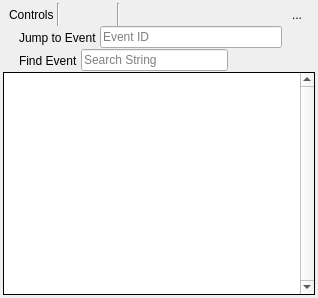
Qt form qrenderdoc/Windows/EventBrowser.ui (myfreeweb/renderdoc) before a commit.
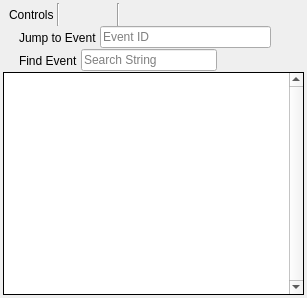
The same form after that commit. Icons and pictures are not drawn. Custom widgets are drawn as their Qt base class.

Commit message: Update to use more final sockets workflow, remove hacks/clipboard

Diff of the .ui file:
```diff
--- a/qrenderdoc/Windows/EventBrowser.ui
+++ b/qrenderdoc/Windows/EventBrowser.ui
@@ -6,7 +6,7 @@
    <rect>
     <x>0</x>
     <y>0</y>
-    <width>281</width>
+    <width>307</width>
     <height>298</height>
    </rect>
   </property>
@@ -191,20 +191,6 @@
        </property>
       </widget>
      </item>
-     <item>
-      <widget class="QToolButton" name="rgpHack">
-       <property name="text">
-        <string>...</string>
-       </property>
-       <property name="icon">
-        <iconset resource="../Resources/resources.qrc">
-         <normaloff>:/connect.png</normaloff>:/connect.png</iconset>
-       </property>
-       <property name="autoRaise">
-        <bool>true</bool>
-       </property>
-      </widget>
-     </item>
      <item>
       <spacer name="horizontalSpacer">
        <property name="orientation">
```
The commit also changes 10 other files.
